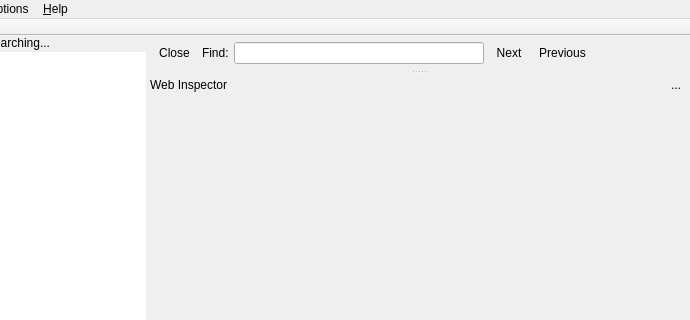
Qt form ldoce5viewer/qtgui/ui/main.ui (ciscorn/ldoce5viewer) before a commit; both pictures show x 110 to 800 and y 0 to 320 of the 800 by 700 pixel window.
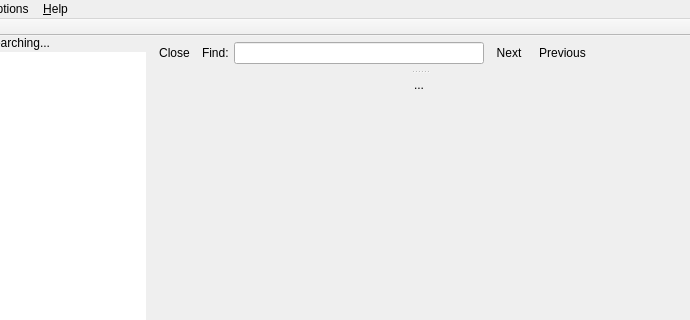
The same form after that commit. Icons and pictures are not drawn. Custom widgets are drawn as their Qt base class.

What changed in the file:
```diff
--- a/ldoce5viewer/qtgui/ui/main.ui
+++ b/ldoce5viewer/qtgui/ui/main.ui
@@ -366,13 +366,6 @@
               <property name="bottomMargin">
                <number>0</number>
               </property>
-              <item>
-               <widget class="QLabel" name="labelInspector">
-                <property name="text">
-                 <string>Web Inspector</string>
-                </property>
-               </widget>
-              </item>
               <item>
                <widget class="QToolButton" name="toolButtonCloseInspector">
                 <property name="text">
@@ -397,7 +390,7 @@
              </layout>
             </item>
             <item>
-             <widget class="QWebInspector" name="webInspector" native="true">
+             <widget class="QWidget" name="webInspector" native="true">
               <property name="sizePolicy">
                <sizepolicy hsizetype="Expanding" vsizetype="Expanding">
                 <horstretch>0</horstretch>
@@ -755,11 +748,6 @@
    <extends>QWidget</extends>
    <header>.custom</header>
   </customwidget>
-  <customwidget>
-   <class>QWebInspector</class>
-   <extends>QWidget</extends>
-   <header>PyQt4/QtWebKit</header>
-  </customwidget>
   <customwidget>
    <class>HtmlListWidget</class>
    <extends>QListWidget</extends>
```
